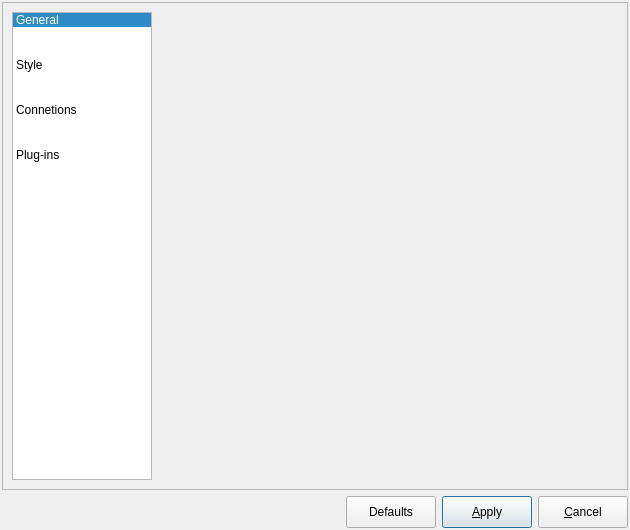
Qt form libpgmodeler_ui/ui/configurationform.ui (pgmodeler/pgmodeler) before a commit.
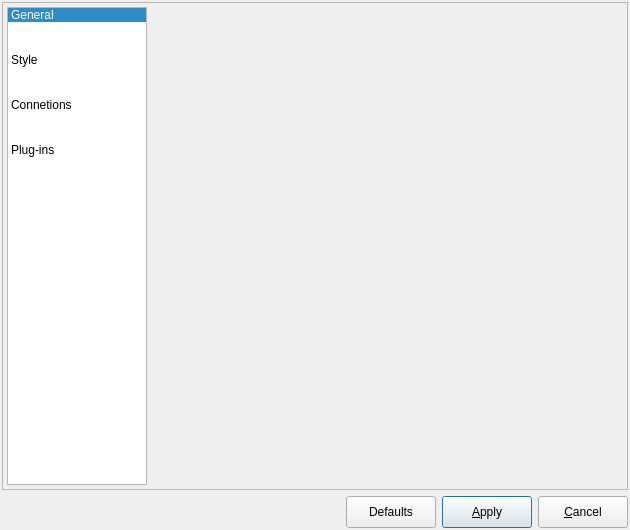
The same form after that commit. Icons and pictures are not drawn.

Diff of the .ui file:
```diff
--- a/libpgmodeler_ui/ui/configurationform.ui
+++ b/libpgmodeler_ui/ui/configurationform.ui
@@ -60,6 +60,18 @@
       <enum>QFrame::Raised</enum>
      </property>
      <layout class="QGridLayout" name="gridLayout">
+      <property name="leftMargin">
+       <number>4</number>
+      </property>
+      <property name="topMargin">
+       <number>4</number>
+      </property>
+      <property name="rightMargin">
+       <number>4</number>
+      </property>
+      <property name="bottomMargin">
+       <number>4</number>
+      </property>
       <item row="0" column="0">
        <widget class="QListWidget" name="icons_lst">
         <property name="sizePolicy">
```
